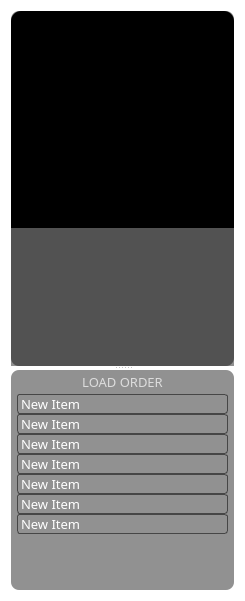
First picture: the form in previewpanel.ui, repository nothanley/ModManager, before the edit.
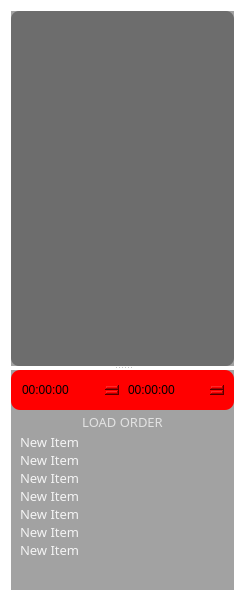
Second picture: the form after the edit.

Diff of the .ui file:
```diff
--- a/previewpanel.ui
+++ b/previewpanel.ui
@@ -30,7 +30,7 @@
 QFrame{
 	border: 3px  rgba(0,0,0,110);
 	border-radius: 8px;
-	background-color: rgba(0, 0, 0,110);
+	background-color: rgba(40,40, 40,110);
 }</string>
   </property>
   <layout class="QVBoxLayout" name="verticalLayout">
@@ -80,8 +80,13 @@
         <widget class="QLabel" name="PreviewLabel">
          <property name="styleSheet">
           <string notr="true">QLabel{
-	background-color: black;
-	border-radius: 10px;
+background-color: qlineargradient(spread: pad, 
+	x1:0, y1:1.25,
+	x2:0, y2:0, 
+	stop:0 rgba(20, 20, 20, 120), 
+	stop:1 rgba(0, 0, 0, 0)
+	);
+	border-radius: 0px;
 	border-bottom-left-radius: 0px;
 	border-bottom-right-radius: 0px;
 }</string>
@@ -253,10 +258,11 @@
 	color: white;
 }
 QFrame{
+	border-radius: 0px;
 	background-color: qlineargradient(spread: pad, 
 	x1:0, y1:0,
 	x2:0, y2:1.25, 
-	stop:0 rgba(20, 20, 20, 120), 
+	stop:0 rgba(25, 25, 25, 120), 
 	stop:1 rgba(0, 0, 0, 0)
 	);
 }</string>
@@ -283,6 +289,34 @@
        <property name="bottomMargin">
         <number>0</number>
        </property>
+       <item>
+        <widget class="QFrame" name="frame">
+         <property name="minimumSize">
+          <size>
+           <width>0</width>
+           <height>40</height>
+          </size>
+         </property>
+         <property name="styleSheet">
+          <string notr="true">background-color: rgb(255, 0, 0);
+border-radius: 9px;</string>
+         </property>
+         <property name="frameShape">
+          <enum>QFrame::StyledPanel</enum>
+         </property>
+         <property name="frameShadow">
+          <enum>QFrame::Raised</enum>
+         </property>
+         <layout class="QHBoxLayout" name="horizontalLayout">
+          <item>
+           <widget class="QTimeEdit" name="timeEdit"/>
+          </item>
+          <item>
+           <widget class="QTimeEdit" name="timeEdit_2"/>
+          </item>
+         </layout>
+        </widget>
+       </item>
        <item>
         <widget class="QLabel" name="LoadOrderLabel">
          <property name="minimumSize">
@@ -348,7 +382,7 @@
          </property>
          <property name="styleSheet">
           <string notr="true">QWidget{
-	color: white;
+	color: rgba(255, 255, 255, 223);
 }
 
 QListWidget{
@@ -360,14 +394,15 @@
 }
 
 QListWidget::item{
+	color: rgba(255, 255, 255, 223);
 	background-color: qlineargradient(
 	 spread:pad, 
- 	 x1:0, y1:1,
-	 x2:0, y2:0,
-	 stop:0 rgba(45, 45, 45, 255),
-	 stop:1 rgba(55, 55, 55, 255));
+ 	 x1:0, y1:0,
+	 x2:1, y2:0,
+	 stop:0 rgba(45, 45, 45, 150),
+	 stop:1 rgba(55, 55, 55, 110));
 
-	border: 1px solid rgb(70, 70, 70);
+	border: 0px solid rgb(70, 70, 70);
 	border-radius: 3px;
 }
 
@@ -454,7 +489,7 @@
           <bool>true</bool>
          </property>
          <property name="wordWrap">
-          <bool>false</bool>
+          <bool>true</bool>
          </property>
          <property name="selectionRectVisible">
           <bool>false</bool>
```
Left out of the diff: 11 changed lines with no effect on the pictures.
